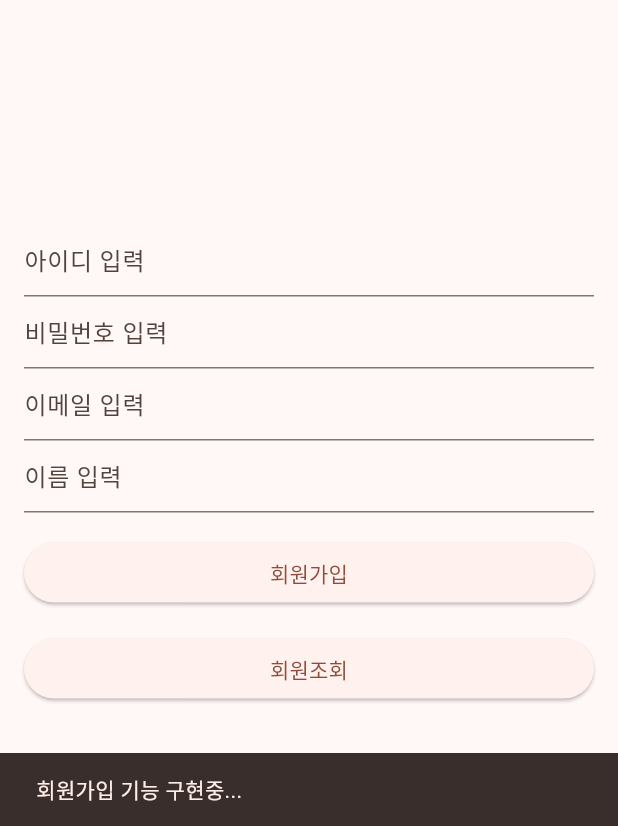
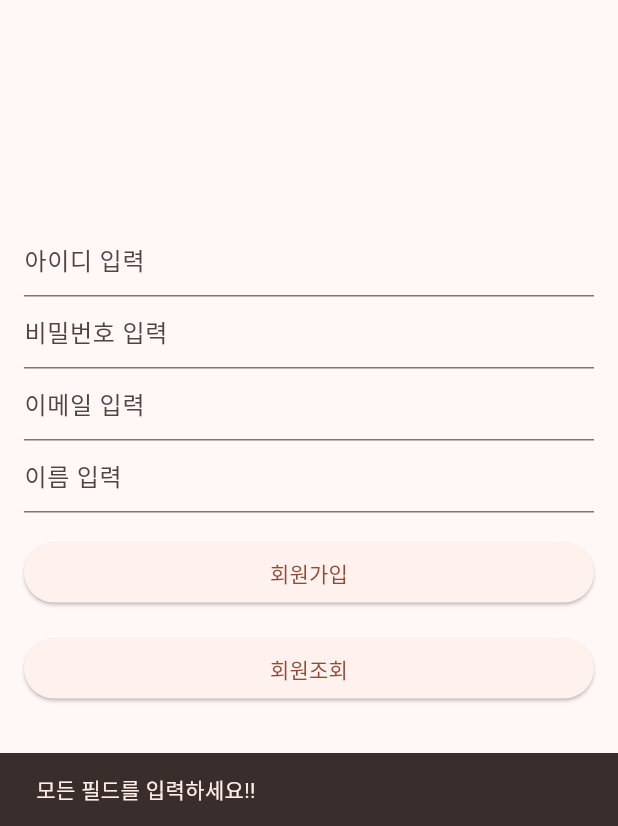
Before and after one commit to Mincheol-Ha/flutter_member_app2, a Flutter app: the screen it shows after launch, after a tap on "회원가입", on a phone screen of 412 x 824 dp, the part 410-1236 px from its top. Run offline on Flutter 3.47's test engine with Material 3 defaults, Android fonts, the phone set to English and light mode, and no system bars; our stand-ins replace sqflite, sqflite_common_ffi_web; accounts and stored records are empty.

```diff
--- a/lib/helper/database_helper.dart
+++ b/lib/helper/database_helper.dart
@@ -23,14 +23,14 @@ class Database_Helper{
   Future<Database> _initDB(String filePath) async {
     final dbPath = await getDatabasesPath();
     final path = join(dbPath, filePath);
-    return await openDatabase(path, version: 1, onCreate: _createDB,);
+    return await openDatabase(path, version: 2, onCreate: _createDB,);
   }
   // 테이블 생성
   FutureOr<void> _createDB(Database db, int version) async {
     await db.execute('''
         CREATE TABLE member (
           mno INTEGER PRIMARY KEY AUTOINCREMENT,
-          user_id TEXT NOT NULL UNIQUE,
+          userid TEXT NOT NULL UNIQUE,
           passwd TEXT NOT NULL,
           name TEXT NOT NULL,
           email TEXT NOT NULL,
--- a/lib/main.dart
+++ b/lib/main.dart
@@ -1,6 +1,20 @@
 import 'package:flutter/material.dart';
+import 'package:flutter_member_app2/helper/database_helper.dart';
+import 'package:sqflite/sqflite.dart';
+import 'package:sqflite_common_ffi_web/sqflite_ffi_web.dart';
+
+import 'model/member.dart';
 
 void main() {
+  WidgetsFlutterBinding.ensureInitialized();
+
+  // window, Linux앱  실행시
+  // databaseFactory = databaseFactoryFfi;
+  // sqfliteFfiInit();
+
+  // webapp 실행시
+  // dart run sqflite_common_ffi_web:setup (터미널에서)
+  databaseFactory = databaseFactoryFfiWeb;
   runApp(const MyApp());
 }
 
@@ -32,30 +46,47 @@ class MainActivity extends StatefulWidget {
 
 class _MainActivityState extends State<MainActivity> {
 
+  // 변수 정의
+  final Database_Helper _dbHelper = Database_Helper.instance;
+  final TextEditingController _useridController = TextEditingController();
+  final TextEditingController _passwdController = TextEditingController();
+  final TextEditingController _emailController = TextEditingController();
+  final TextEditingController _nameController = TextEditingController();
 
   @override
   Widget build(BuildContext context) {
-
     return Scaffold(
       appBar: AppBar(
-        backgroundColor: Theme.of(context).colorScheme.inversePrimary,
+        backgroundColor: Theme
+            .of(context)
+            .colorScheme
+            .inversePrimary,
         title: Text(widget.title),
       ), //AppBar
-      body:Padding( padding: const EdgeInsets.all(16),
+      body: Padding(padding: const EdgeInsets.all(16),
           child: SingleChildScrollView(
             child: Column(
               children: [
                 SizedBox(height: 150,),
-              Text('회원가입 앱', style: TextStyle(fontSize: 34), textAlign: TextAlign.center,),
+                Text('회원가입 앱', style: TextStyle(fontSize: 34),
+                  textAlign: TextAlign.center,),
                 SizedBox(height: 150,),
-              TextField(decoration: const InputDecoration(hintText: '아이디 입력'),),
-              TextField(decoration: const InputDecoration(hintText: '비밀번호 입력'),),
-              TextField(decoration: const InputDecoration(hintText: '이메일 입력'),),
-              TextField(decoration: const InputDecoration(hintText: '이름 입력'),),
+                TextField(controller: _useridController,
+                  decoration: const InputDecoration(hintText: '아이디 입력'),),
+                TextField(controller: _passwdController,
+                  decoration: const InputDecoration(hintText: '비밀번호 입력'),),
+                TextField(controller: _emailController,
+                  decoration: const InputDecoration(hintText: '이메일 입력'),),
+                TextField(controller: _nameController,
+                  decoration: const InputDecoration(hintText: '이름 입력'),),
                 SizedBox(height: 16,),
-              ElevatedButton(onPressed: _registerUser, child: Container(width: double.infinity, child: Text('회원가입', textAlign: TextAlign.center,),)),
+                ElevatedButton(onPressed: _registerUser,
+                    child: Container(width: double.infinity,
+                      child: Text('회원가입', textAlign: TextAlign.center,),)),
                 SizedBox(height: 16,),
-              ElevatedButton(onPressed: _listUsers, child: Container(width: double.infinity, child: Text('회원조회', textAlign: TextAlign.center,),)),
+                ElevatedButton(onPressed: _listUsers,
+                    child: Container(width: double.infinity,
+                      child: Text('회원조회', textAlign: TextAlign.center,),)),
               ],
             ),
           )
@@ -65,9 +96,33 @@ class _MainActivityState extends State<MainActivity> {
 
   // 회원가입 처리
   Future<void> _registerUser() async {
+    // 입력한 회원 정보 가져오기
+    String userid = _useridController.text.trim();
+    String passwd = _passwdController.text.trim();
+    String email = _emailController.text.trim();
+    String name = _nameController.text.trim();
+
+
+    //입력 내용 확인
+    if (userid.isEmpty || passwd.isEmpty || email.isEmpty || name.isEmpty)
       ScaffoldMessenger.of(context).showSnackBar(
-        SnackBar(content: Text('회원가입 기능 구현중...'))
+          SnackBar(content: Text('모든 필드를 입력하세요!!'))
       );
+
+    // 저장할 회원 객체 생성
+    final member = Member(
+        userid: userid, passwd: passwd, email: email, name: name
+    );
+    // 회원 정보 저장 처리
+    final result = await _dbHelper.insertMember(member);
+    if (result > 0) {
+      ScaffoldMessenger.of(context).showSnackBar(
+          SnackBar(content: Text('회원가입이 완료되었습니다!!!'))
+      );
+    } else {
+      ScaffoldMessenger.of(context).showSnackBar(
+          SnackBar(content: Text('회원가입이 실패')));
+    };
   }
 
     // 회원조회 처리
@@ -77,4 +132,6 @@ class _MainActivityState extends State<MainActivity> {
       );
   }
 
-} //_MainActivityState
+
+}
+ //_MainActivityState
--- a/pubspec.yaml
+++ b/pubspec.yaml
@@ -35,7 +35,9 @@ dependencies:
   # Use with the CupertinoIcons class for iOS style icons.
   cupertino_icons: ^1.0.8
   path: any # 1.9.0
-  sqflite: any # 2.4.0
+  sqflite: any # 2.4.1
+  sqflite_common_ffi_web: any   # web 앱
+  sqflite_common_ffi: any    # windows/linux 앱
 
 dev_dependencies:
   flutter_test:
```
Lines whose indentation alone changed are shown as unchanged.
